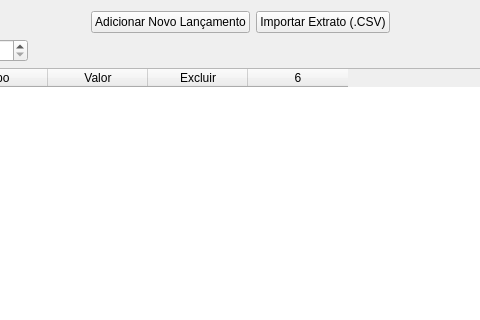
First picture: the form in MeuCentavoApp/Designer/FormsDashboard/DashboardPages/pageLancamentos.ui, repository bee0ne1/MeuCentavo, before the edit; both pictures show x 264 to 744 and y 0 to 320 of the 1008 by 753 pixel window.
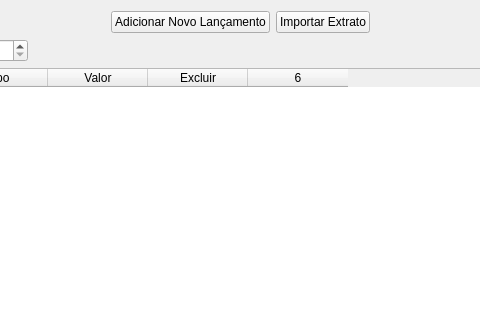
Second picture: the form after the edit.

```diff
--- a/MeuCentavoApp/Designer/FormsDashboard/DashboardPages/pageLancamentos.ui
+++ b/MeuCentavoApp/Designer/FormsDashboard/DashboardPages/pageLancamentos.ui
@@ -41,7 +41,7 @@
        <item>
         <widget class="QPushButton" name="buttonImportarExtrato">
          <property name="text">
-          <string>Importar Extrato (.CSV)</string>
+          <string>Importar Extrato</string>
          </property>
         </widget>
        </item>
```
